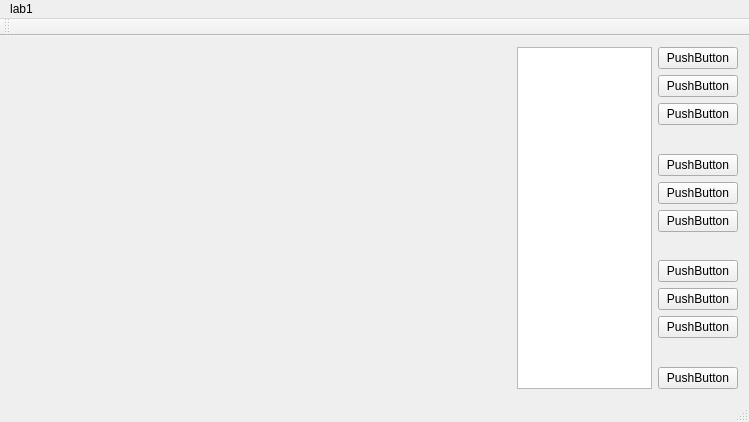
The window that lab1/mainwindow.ui (aminbenarieb/cg_lab1) describes before a commit, drawn with Qt 5.
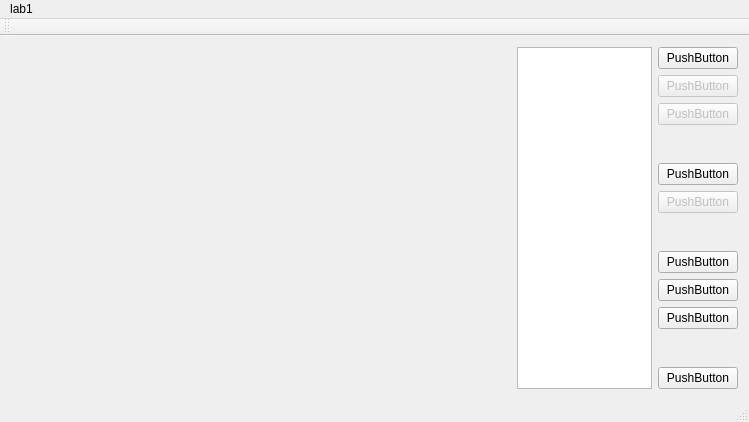
The same window after the commit. Custom widgets are drawn as their Qt base class.

```diff
--- a/lab1/mainwindow.ui
+++ b/lab1/mainwindow.ui
@@ -72,6 +72,9 @@
       </item>
       <item>
        <widget class="QPushButton" name="btnEditPoint">
+        <property name="enabled">
+         <bool>false</bool>
+        </property>
         <property name="text">
          <string>PushButton</string>
         </property>
@@ -79,6 +82,9 @@
       </item>
       <item>
        <widget class="QPushButton" name="btnDelPoint">
+        <property name="enabled">
+         <bool>false</bool>
+        </property>
         <property name="text">
          <string>PushButton</string>
         </property>
@@ -104,15 +110,11 @@
         </property>
        </widget>
       </item>
-      <item>
-       <widget class="QPushButton" name="btnEditCircle">
-        <property name="text">
-         <string>PushButton</string>
-        </property>
-       </widget>
-      </item>
       <item>
        <widget class="QPushButton" name="btnDelCircle">
+        <property name="enabled">
+         <bool>false</bool>
+        </property>
         <property name="text">
          <string>PushButton</string>
         </property>
```
Left out of the diff: 1 changed line with no effect on the pictures.
